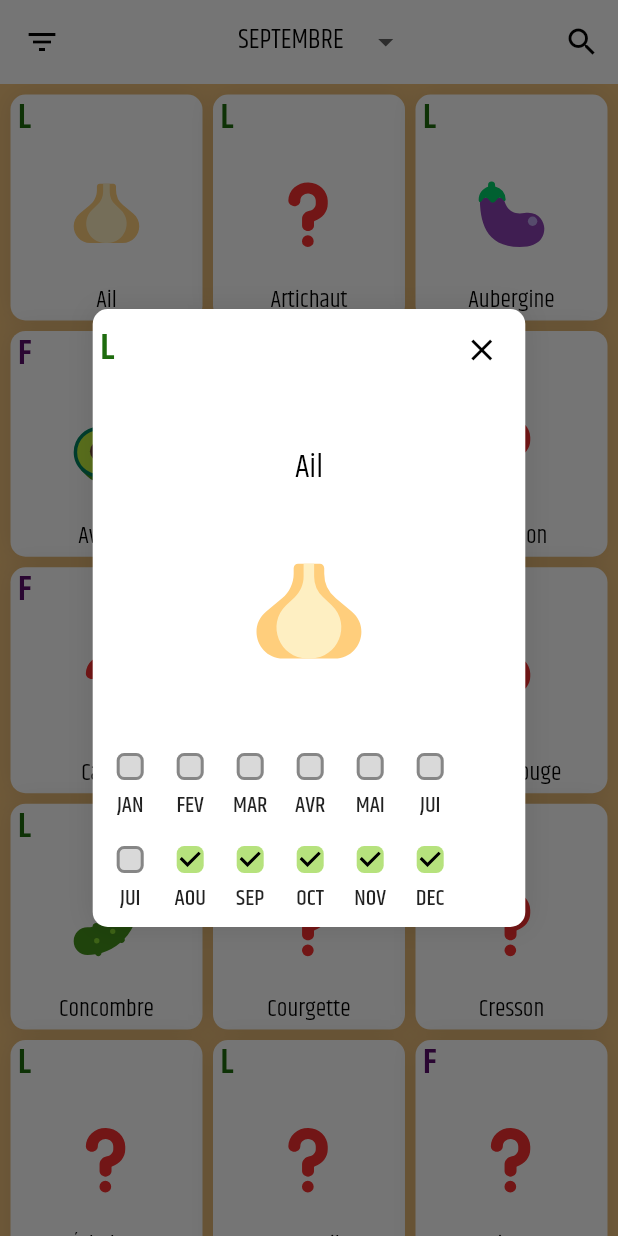
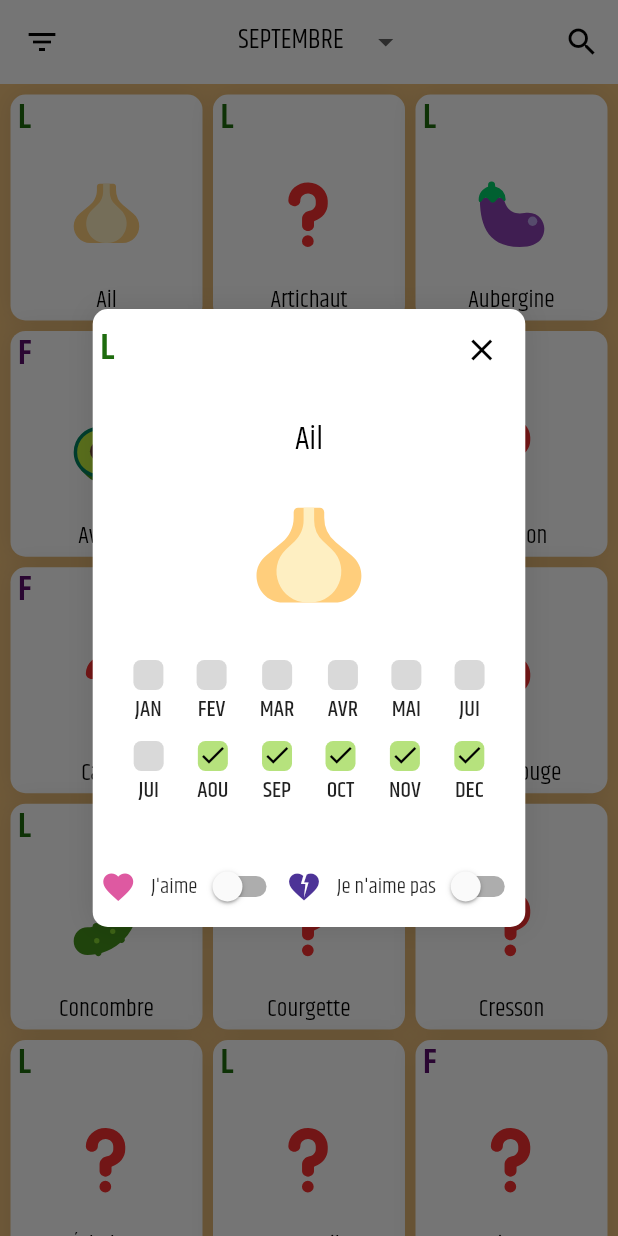
Before and after one commit to TheoBlandin/manger_de_saison, a Flutter app: the screen it shows after launch, after a tap on an icon or button, on a phone screen of 412 x 824 dp. Run offline on Flutter 3.47's test engine with Material 2 defaults, Android fonts, the phone set to English and light mode, and no system bars; drawn by our look-alikes of dropdown_button2; our stand-ins replace flutter_svg, google_fonts.

Commit message:
custom checkbox

```diff
--- a/lib/checkbox_indicator.dart
+++ b/lib/checkbox_indicator.dart
@@ -12,18 +12,41 @@ class CheckboxIndicator extends StatelessWidget {
   Widget build(BuildContext context) {
     return Column(
       children: [
-        Checkbox(
-          value: state,
-          onChanged: null,
-          checkColor: Colors.black,
-          materialTapTargetSize: MaterialTapTargetSize.shrinkWrap,
-          fillColor: MaterialStatePropertyAll(state ? inSeason : outSeason),
-          shape: RoundedRectangleBorder(
-            borderRadius: BorderRadius.circular(5),
-          ),
+        // Checkbox(
+        //   value: state,
+        //   onChanged: null,
+        //   checkColor: Colors.black,
+        //   materialTapTargetSize: MaterialTapTargetSize.shrinkWrap,
+        //   fillColor: MaterialStatePropertyAll(state ? inSeason : outSeason),
+        //   shape: RoundedRectangleBorder(
+        //     borderRadius: BorderRadius.circular(5),
+        //   ),
+        // ),
+        Stack(
+          children: [
+            Padding(
+              padding: const EdgeInsets.symmetric(vertical: 5),
+              child: Container(
+                height: 20,
+                width: 20,
+                decoration: BoxDecoration(
+                  color: state ? inSeason : outSeason,
+                  borderRadius: BorderRadius.circular(5)
+                )
+              )
+            ),
+            state ? const Positioned(
+              top: 4,
+              child: Icon(
+                Icons.check,
+                color: Colors.black,
+                size: 20,
+              )
+            ) : const SizedBox.shrink()
+          ]
         ),
         const SizedBox(
-          height: 3,
+          height: 5,
         ),
         Text(
           month,
--- a/lib/food_card.dart
+++ b/lib/food_card.dart
@@ -3,6 +3,7 @@
 import 'package:flutter/material.dart';
 import 'package:flutter_svg/svg.dart';
 import 'package:manger_de_saison/checkbox_indicator.dart';
+import 'package:manger_de_saison/preference_button.dart';
 import 'main.dart';
 
 import 'food.dart';
@@ -92,12 +93,40 @@ class _FoodCardState extends State<FoodCard> {
                           mainAxisSize: MainAxisSize.min,
                           children: [
                             Row(
+                              mainAxisSize: MainAxisSize.max,
+                              mainAxisAlignment: MainAxisAlignment.spaceEvenly,
                               children: monthsRow1,
                             ),
                             Row(
+                              mainAxisSize: MainAxisSize.max,
+                              mainAxisAlignment: MainAxisAlignment.spaceEvenly,
                               children: monthsRow2,
                             ),
                           ],
+                        ),
+                        Row(
+                          children: [
+                            PreferenceButton(
+                              text: "J'aime",
+                              icon: const Icon(
+                                Icons.favorite,
+                                color: fullHeart
+                              ),
+                              state: false,
+                              onChanged: (value) {
+                              },
+                            ),
+                            PreferenceButton(
+                              text: "Je n'aime pas",
+                              icon: const Icon(
+                                Icons.heart_broken,
+                                color: brokenHeart
+                              ),
+                              state: false,
+                              onChanged: (value) {
+                              },
+                            )
+                          ]
                         )
                       ],
                     )
--- /dev/null
+++ b/lib/preference_button.dart
@@ -0,0 +1,35 @@
+import 'package:flutter/material.dart';
+
+class PreferenceButton extends StatefulWidget{
+  final String text;
+  final Icon icon;
+  final bool state;
+  final Function(bool) onChanged;
+
+  PreferenceButton({required this.text, required this.icon, required this.state, required this.onChanged});
+
+  @override
+  _PreferenceButtonState createState() => _PreferenceButtonState();
+}
+
+class _PreferenceButtonState extends State<PreferenceButton> {
+  @override
+  Widget build(BuildContext context) {
+    return Row(
+      children: [
+        widget.icon,
+        SizedBox(width: 10),
+        Text(widget.text),
+        Spacer(),
+        Switch(
+          value: widget.state,
+          onChanged: (value) {
+            setState(() {
+              widget.onChanged(value);
+            });
+          },
+        ),
+      ],
+    );
+  }
+}
```
